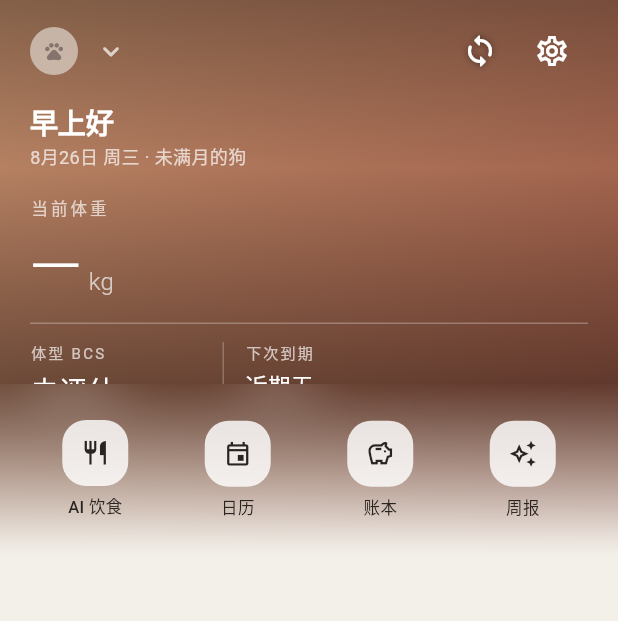
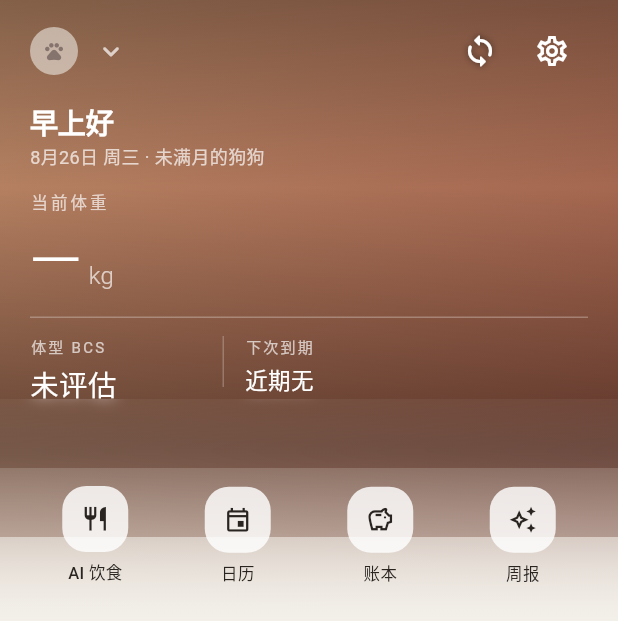
Before and after one commit to sw3411/chongji, a Flutter app: the _HeroSection widget shown alone on an empty page, opened directly with empty values, on a phone screen of 412 x 824 dp. Shown: the top 621 px of the screen. Run offline on Flutter 3.47's test engine with Material 3 defaults, Android fonts, the phone set to English and light mode, and no system bars; our stand-ins replace drift, drift_flutter, file_picker, fl_chart, flutter_local_notifications, flutter_markdown and 7 more; missing offline and left inert: cryptography, exif; accounts and stored records are empty; generated files the repository leaves out were written again.

Commit message:
首页过渡带改三层递进毛玻璃（浅→深/透明→实自然沉入画布），英雄区加高避免数据被遮挡，问候语改「狗狗/猫咪」

```diff
--- a/lib/features/home/home_page.dart
+++ b/lib/features/home/home_page.dart
@@ -175,7 +175,7 @@ class _HeroSection extends StatelessWidget {
     final dark = Theme.of(context).brightness == Brightness.dark;
     final canvas = dark ? AppTheme.darkBg : AppTheme.lightBg;
     final statusTop = MediaQuery.paddingOf(context).top;
-    const bandHeight = 116.0;
+    const bandHeight = 150.0;
     final hasAvatar =
         pet.avatarPath != null && ImageStore.exists(pet.avatarPath!);
     final fallback = LinearGradient(
@@ -188,7 +188,7 @@ class _HeroSection extends StatelessWidget {
     final onCardFaint = Colors.white.withValues(alpha: 0.68);
 
     return SizedBox(
-      height: statusTop + 372,
+      height: statusTop + 416,
       child: Stack(
         fit: StackFit.expand,
         children: [
@@ -245,7 +245,7 @@ class _HeroSection extends StatelessWidget {
                   padding: const EdgeInsets.fromLTRB(20, 12, 20, 0),
                   child: _Greeting(pet: pet, onPhoto: true),
                 ),
-                const SizedBox(height: 18),
+                const SizedBox(height: 14),
                 // ---- 关键数据（高不透明白字直坐照片上）----
                 Padding(
                   padding: const EdgeInsets.symmetric(horizontal: 20),
@@ -401,30 +401,84 @@ class _HeroSection extends StatelessWidget {
               ],
             ),
           ),
-          // 底部毛玻璃过渡带：模糊照片并渐入画布色。
+          // 底部渐进式毛玻璃：三层递增模糊 + 递增不透明度，
+          // 从几乎全透的照片自然沉入画布色。
           Positioned(
             left: 0,
             right: 0,
             bottom: 0,
             height: bandHeight,
+            child: Stack(
+              children: [
+                // 第一层：最浅模糊铺满全带。
+                Positioned.fill(
                   child: ClipRect(
                     child: BackdropFilter(
-                filter: ImageFilter.blur(sigmaX: 18, sigmaY: 18),
+                      filter: ImageFilter.blur(sigmaX: 5, sigmaY: 5),
                       child: DecoratedBox(
                         decoration: BoxDecoration(
                           gradient: LinearGradient(
                             colors: [
-                        canvas.withValues(alpha: 0.0),
-                        canvas.withValues(alpha: 0.42),
-                        canvas,
+                              canvas.withValues(alpha: 0.05),
+                              canvas.withValues(alpha: 0.32),
                             ],
-                      stops: const [0, 0.45, 1],
                             begin: Alignment.topCenter,
                             end: Alignment.bottomCenter,
                           ),
                         ),
                       ),
                     ),
+                  ),
+                ),
+                // 第二层：中等模糊。
+                Positioned(
+                  left: 0,
+                  right: 0,
+                  bottom: 0,
+                  height: 104,
+                  child: ClipRect(
+                    child: BackdropFilter(
+                      filter: ImageFilter.blur(sigmaX: 12, sigmaY: 12),
+                      child: DecoratedBox(
+                        decoration: BoxDecoration(
+                          gradient: LinearGradient(
+                            colors: [
+                              canvas.withValues(alpha: 0.18),
+                              canvas.withValues(alpha: 0.62),
+                            ],
+                            begin: Alignment.topCenter,
+                            end: Alignment.bottomCenter,
+                          ),
+                        ),
+                      ),
+                    ),
+                  ),
+                ),
+                // 第三层：最深模糊，收口为纯画布色。
+                Positioned(
+                  left: 0,
+                  right: 0,
+                  bottom: 0,
+                  height: 58,
+                  child: ClipRect(
+                    child: BackdropFilter(
+                      filter: ImageFilter.blur(sigmaX: 24, sigmaY: 24),
+                      child: DecoratedBox(
+                        decoration: BoxDecoration(
+                          gradient: LinearGradient(
+                            colors: [
+                              canvas.withValues(alpha: 0.58),
+                              canvas,
+                            ],
+                            begin: Alignment.topCenter,
+                            end: Alignment.bottomCenter,
+                          ),
+                        ),
+                      ),
+                    ),
+                  ),
+                ),
+              ],
             ),
           ),
           // 金刚位：坐在过渡带上，从玻璃里长出来。
@@ -590,6 +644,11 @@ class _Greeting extends StatelessWidget {
                     : '晚上好';
     final now = DateTime.now();
     const weekdays = ['一', '二', '三', '四', '五', '六', '日'];
+    final species = switch (pet.speciesLabel) {
+      '狗' => '狗狗',
+      '猫' => '猫咪',
+      _ => pet.speciesLabel,
+    };
     return Column(
       crossAxisAlignment: CrossAxisAlignment.start,
       children: [
@@ -600,7 +659,7 @@ class _Greeting extends StatelessWidget {
         const SizedBox(height: 4),
         Text(
           '${now.month}月${now.day}日 周${weekdays[now.weekday - 1]} · '
-          '${HealthCalculator.ageText(pet.birthday)}的${pet.speciesLabel}',
+          '${HealthCalculator.ageText(pet.birthday)}的$species',
           style: AppTheme.subhead(subColor),
         ),
       ],
```
Lines whose indentation alone changed are shown as unchanged.
